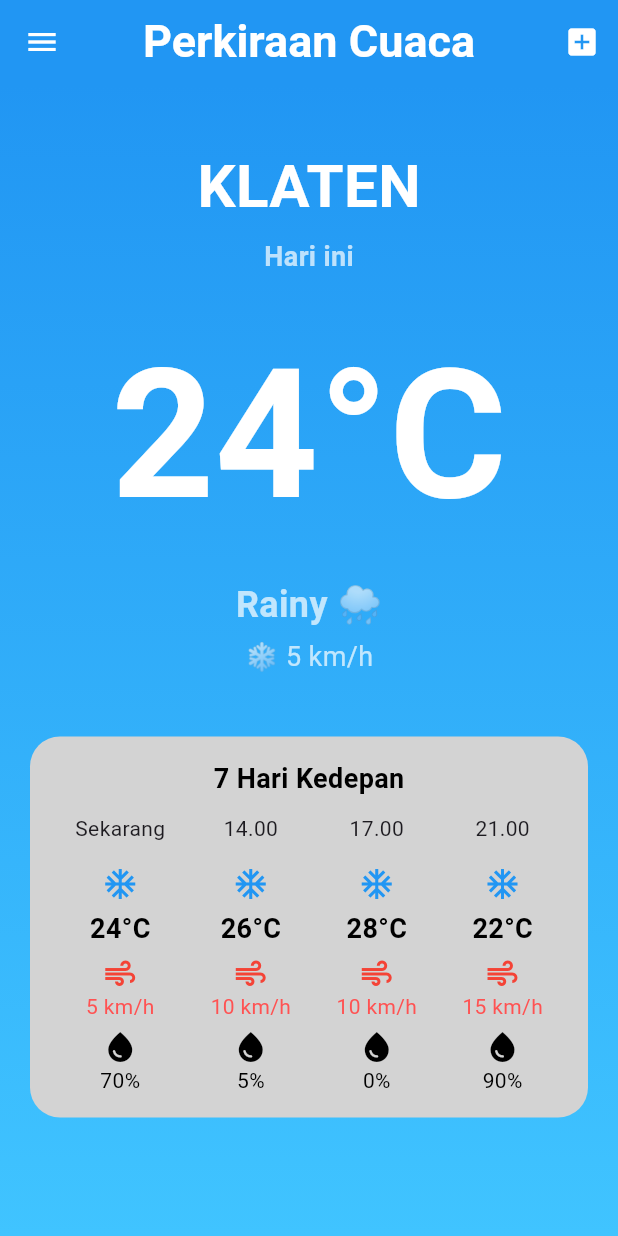
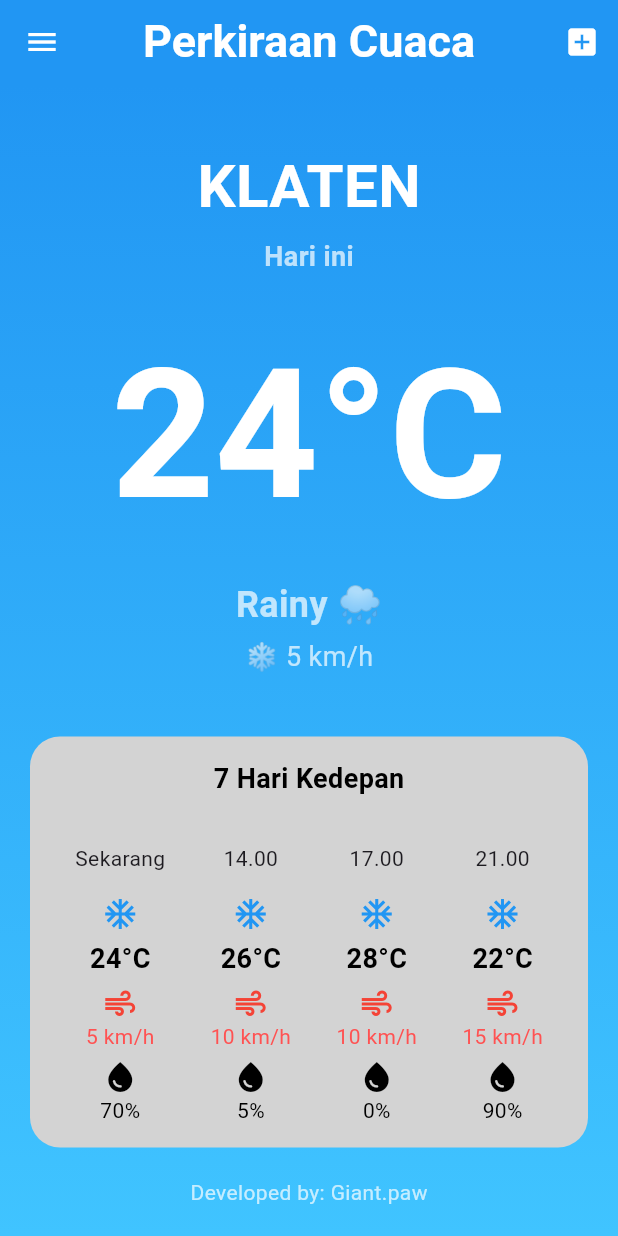
Before and after one commit to giant-paw/BasicLayout_0105, a Flutter app: the screen it shows after launch, on a phone screen of 412 x 824 dp. Run offline on Flutter 3.47's test engine with Material 3 defaults, Android fonts, the phone set to English and light mode, and no system bars.

Commit message:
tambah teks

```diff
--- a/lib/main.dart
+++ b/lib/main.dart
@@ -95,7 +95,7 @@
                     style: TextStyle(fontSize: 18, fontWeight: FontWeight.bold, color: Colors.black),
                     ),
 
-                  const SizedBox(height: 10),
+                  const SizedBox(height: 30),
                   Row(
                     mainAxisAlignment: MainAxisAlignment.spaceAround,
                     children: [
@@ -162,13 +162,18 @@
                           Text("90%", style: TextStyle(color: Colors.black, fontSize: 14)),
                         ],
                       ),
-
                     ],
                   )
                 ],
               ),
+            ),
 
-            )
+            const SizedBox(height: 20),
+            const Text(
+              "Developed by: Giant.paw",
+              style: TextStyle(color: Colors.white70, fontSize: 14),
+            ),
+            const SizedBox(height: 10),
           ],
         ),
       ),
```
